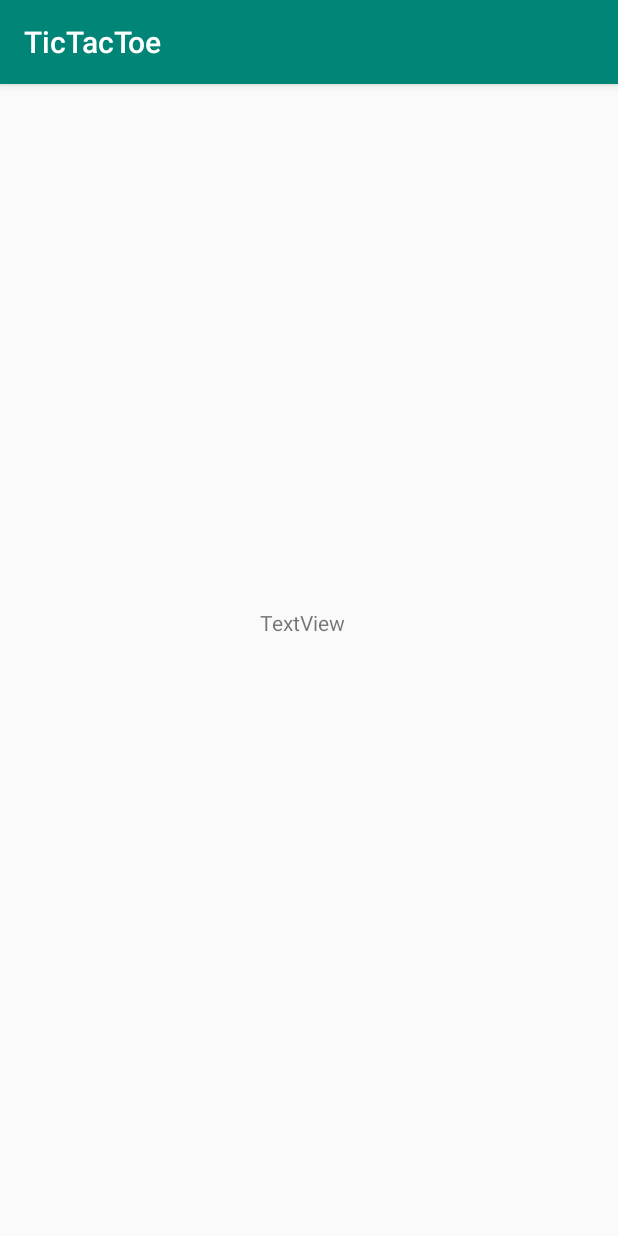
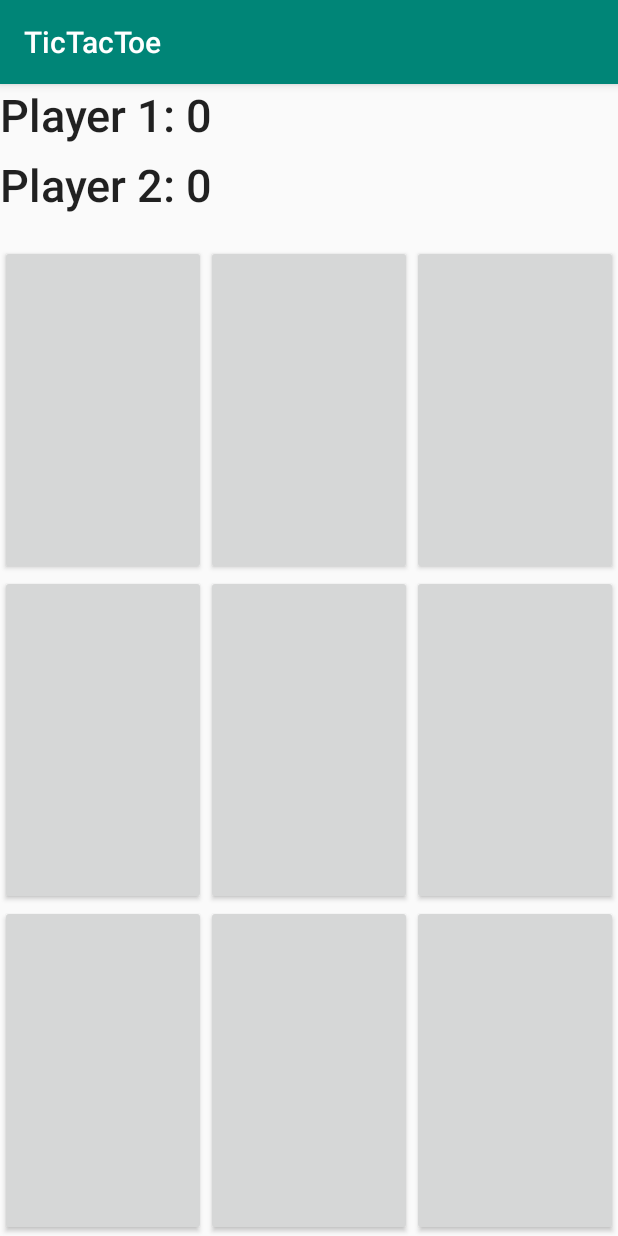
Before and after one commit to dmccann3/CS125FinalProject.TicTacToe, an Android app: the GameActivity screen opened directly, with no data from a screen before it, on a phone screen of 412 x 824 dp. Run offline under Robolectric (Android 15) with nearby library versions, the phone set to English and light mode, and no system bars.

Commit message:
Board Layout

```diff
--- a/app/src/main/java/com/example/tictactoe/GameActivity.kt
+++ b/app/src/main/java/com/example/tictactoe/GameActivity.kt
@@ -2,6 +2,10 @@ package com.example.tictactoe
 
 import androidx.appcompat.app.AppCompatActivity
 import android.os.Bundle
+import android.util.Log;
+import java.util.ArrayList;
+import java.util.List;
+
 
 class GameActivity : AppCompatActivity() {
 
--- a/app/src/main/java/com/example/tictactoe/MainActivity.kt
+++ b/app/src/main/java/com/example/tictactoe/MainActivity.kt
@@ -4,6 +4,10 @@ import android.content.Intent
 import androidx.appcompat.app.AppCompatActivity
 import android.os.Bundle
 import android.view.View
+import android.content.Context;
+import android.view.Menu;
+import android.widget.Button;
+
 
 class MainActivity : AppCompatActivity() {
 
@@ -20,4 +24,5 @@ class MainActivity : AppCompatActivity() {
         }
         startActivity(intent)
     }
+
 }
--- a/app/src/main/res/layout/activity_game.xml
+++ b/app/src/main/res/layout/activity_game.xml
@@ -1,24 +1,118 @@
 <?xml version="1.0" encoding="utf-8"?>
-<androidx.constraintlayout.widget.ConstraintLayout xmlns:android="http://schemas.android.com/apk/res/android"
+<LinearLayout xmlns:android="http://schemas.android.com/apk/res/android"
     xmlns:app="http://schemas.android.com/apk/res-auto"
     xmlns:tools="http://schemas.android.com/tools"
     android:layout_width="match_parent"
     android:layout_height="match_parent"
-    tools:context=".GameActivity">
+    android:orientation="vertical"
+    tools:context=".MainActivity">
 
-    <TextView
-        android:id="@+id/textView2"
-        android:layout_width="wrap_content"
-        android:layout_height="wrap_content"
-        android:layout_marginStart="172dp"
-        android:layout_marginLeft="172dp"
-        android:layout_marginTop="331dp"
-        android:layout_marginEnd="181dp"
-        android:layout_marginRight="181dp"
-        android:layout_marginBottom="381dp"
-        android:text="TextView"
-        app:layout_constraintBottom_toBottomOf="parent"
-        app:layout_constraintEnd_toEndOf="parent"
-        app:layout_constraintStart_toStartOf="parent"
-        app:layout_constraintTop_toTopOf="parent" />
-</androidx.constraintlayout.widget.ConstraintLayout>
+    <RelativeLayout
+        android:layout_width="402dp"
+        android:layout_height="107dp">
+
+        <TextView
+            android:id="@+id/text_view_p1"
+            android:layout_width="wrap_content"
+            android:layout_height="wrap_content"
+            android:text="Player 1: 0"
+            android:textAppearance="@style/TextAppearance.AppCompat.Body2"
+            android:textSize="30sp" />
+
+        <TextView
+            android:id="@+id/text_view_p2"
+            android:layout_width="wrap_content"
+            android:layout_height="wrap_content"
+            android:layout_below="@+id/text_view_p1"
+            android:layout_marginTop="6dp"
+            android:text="Player 2: 0"
+            android:textAppearance="@style/TextAppearance.AppCompat.Body2"
+            android:textSize="30sp" />
+
+    </RelativeLayout>
+
+    <LinearLayout
+        android:layout_width="match_parent"
+        android:layout_height="0dp"
+        android:layout_weight="1">
+
+        <Button
+            android:id="@+id/button_00"
+            android:layout_width="0dp"
+            android:layout_height="match_parent"
+            android:layout_weight="1"
+            android:textSize="60sp" />
+
+        <Button
+            android:id="@+id/button_01"
+            android:layout_width="0dp"
+            android:layout_height="match_parent"
+            android:layout_weight="1"
+            android:textSize="60sp" />
+
+        <Button
+            android:id="@+id/button_02"
+            android:layout_width="0dp"
+            android:layout_height="match_parent"
+            android:layout_weight="1"
+            android:textSize="60sp" />
+
+    </LinearLayout>
+
+    <LinearLayout
+        android:layout_width="match_parent"
+        android:layout_height="0dp"
+        android:layout_weight="1">
+
+        <Button
+            android:id="@+id/button_10"
+            android:layout_width="0dp"
+            android:layout_height="match_parent"
+            android:layout_weight="1"
+            android:textSize="60sp" />
+
+        <Button
+            android:id="@+id/button_11"
+            android:layout_width="0dp"
+            android:layout_height="match_parent"
+            android:layout_weight="1"
+            android:textSize="60sp" />
+
+        <Button
+            android:id="@+id/button_12"
+            android:layout_width="0dp"
+            android:layout_height="match_parent"
+            android:layout_weight="1"
+            android:textSize="60sp" />
+
+    </LinearLayout>
+
+    <LinearLayout
+        android:layout_width="match_parent"
+        android:layout_height="0dp"
+        android:layout_weight="1">
+
+        <Button
+            android:id="@+id/button_20"
+            android:layout_width="0dp"
+            android:layout_height="match_parent"
+            android:layout_weight="1"
+            android:textSize="60sp" />
+
+        <Button
+            android:id="@+id/button_21"
+            android:layout_width="0dp"
+            android:layout_height="match_parent"
+            android:layout_weight="1"
+            android:textSize="60sp" />
+
+        <Button
+            android:id="@+id/button_22"
+            android:layout_width="0dp"
+            android:layout_height="match_parent"
+            android:layout_weight="1"
+            android:textSize="60sp" />
+
+    </LinearLayout>
+
+</LinearLayout>
--- a/app/src/main/res/values/strings.xml
+++ b/app/src/main/res/values/strings.xml
@@ -1,3 +1,8 @@
 <resources>
     <string name="app_name">TicTacToe</string>
+    <string name="player_1_0">Player 1 : 0</string>
+    <string name="player_2_0">Player 2 : 0</string>
+    <string name="reset_game">Reset Game</string>
+    <string name="tic_tac_toe">Tic Tac Toe</string>
+    <string name="start_game">Start Game</string>
 </resources>
```
Also changed, not shown: app/src/main/res/layout/activity_main.xml (+30 -26 lines).
